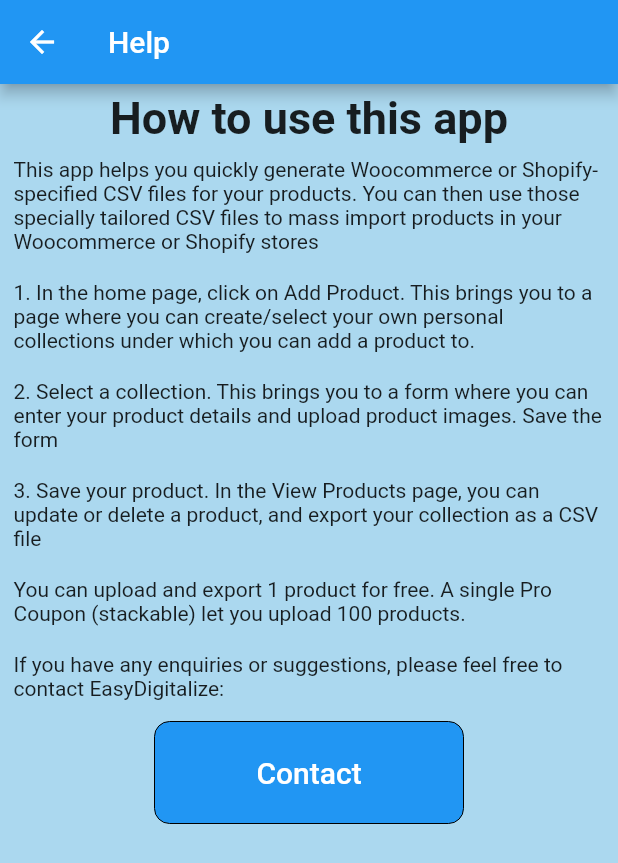
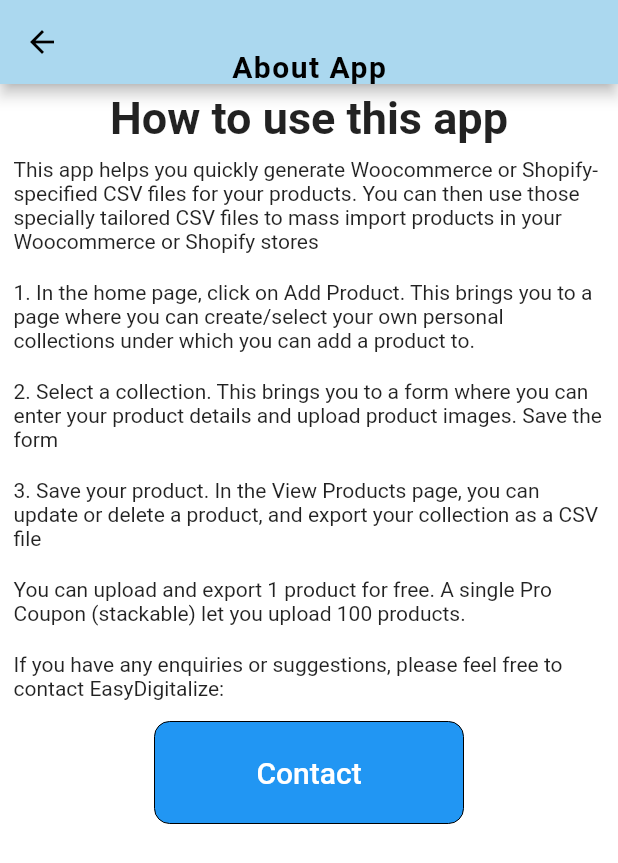
Before and after one commit to LuckyPoodle/easy-dig, a Flutter app: the AboutScreen screen opened by its route, on a phone screen of 412 x 824 dp. Shown: the top 863 px of the screen. Run offline on Flutter 3.47's test engine with Material 2 defaults, Android fonts, the phone set to English and light mode, and no system bars; our stand-ins replace cloud_firestore, csv, firebase_auth, firebase_core, firebase_storage, google_sign_in and 3 more; missing offline and left inert: flutter_absolute_path, flutter_email_sender, flutter_publitio, multi_image_picker, purchases_flutter; accounts and stored records are empty.

Commit message:
edited look

```diff
--- a/lib/screens/aboutscreen.dart
+++ b/lib/screens/aboutscreen.dart
@@ -22,7 +22,29 @@ class AboutScreen extends StatelessWidget {
   @override
   Widget build(BuildContext context) {
     final width = MediaQuery.of(context).size.width;
-    return Scaffold(appBar: AppBar(automaticallyImplyLeading: true,title: Text('Help'),),
+    return Scaffold(
+      appBar:
+
+    AppBar(
+      automaticallyImplyLeading: true,
+    iconTheme: IconThemeData(
+    color: Colors.black,
+  ),
+
+    flexibleSpace: Container(
+            alignment: Alignment.bottomCenter,
+
+            color: Color.fromRGBO(171,216,239,1),
+            child: Text(
+              'About App',
+              style: TextStyle(
+                  color: Colors.black,
+                  letterSpacing: 1.0,
+                  fontSize: 20.0,
+                  fontWeight: FontWeight.bold),
+            ),
+          )
+          ,),
     body: SingleChildScrollView(child: Column(
       crossAxisAlignment: CrossAxisAlignment.center,
       mainAxisAlignment: MainAxisAlignment.start,
--- a/pubspec.yaml
+++ b/pubspec.yaml
@@ -1,4 +1,4 @@
-name: easydigitalize
+name: EasyDigitalize
 description: A new Flutter project.
 
 # The following line prevents the package from being accidentally published to
@@ -89,7 +89,7 @@ dev_dependencies:
 flutter_icons:
   android: true
   ios: true
-  image_path: "dev_assets/easydigitalize_launcher.png"
+  image_path: "dev_assets/easydigitalize.png"
   adaptive_icon_background: "#ABD8EF"
   adaptive_icon_foreground: "dev_assets/easydigitalize.png"
 
```
Also changed, not shown: lib/main.dart (+7 -6 lines), lib/screens/addcollection.dart (+21 -4 lines), lib/screens/addproduct.dart (+26 -6 lines), lib/screens/home.dart (+20 -16 lines), lib/screens/login.dart (+12 -2 lines), lib/screens/market.dart (+25 -2 lines), lib/screens/viewcollections.dart (+29 -5 lines), lib/screens/viewproducts.dart (+28 -4 lines), assets/images/easydigitalize.jpg (deleted), assets/images/productivity.png (added), dev_assets/easydigitalize.png, 38 other files.
